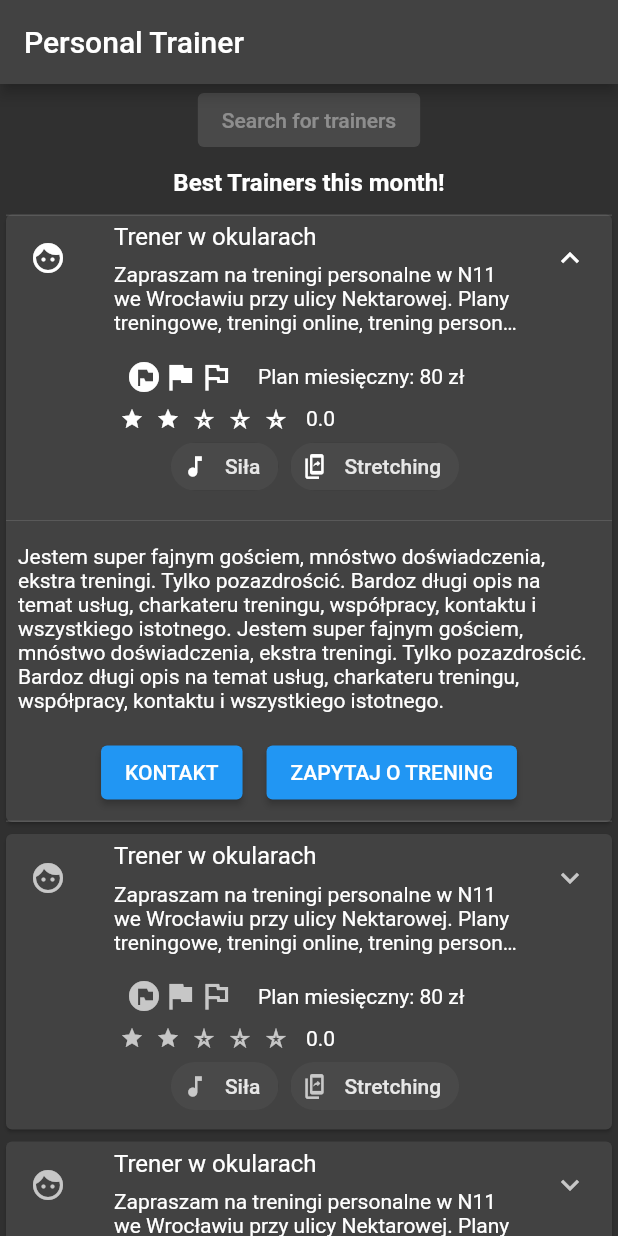
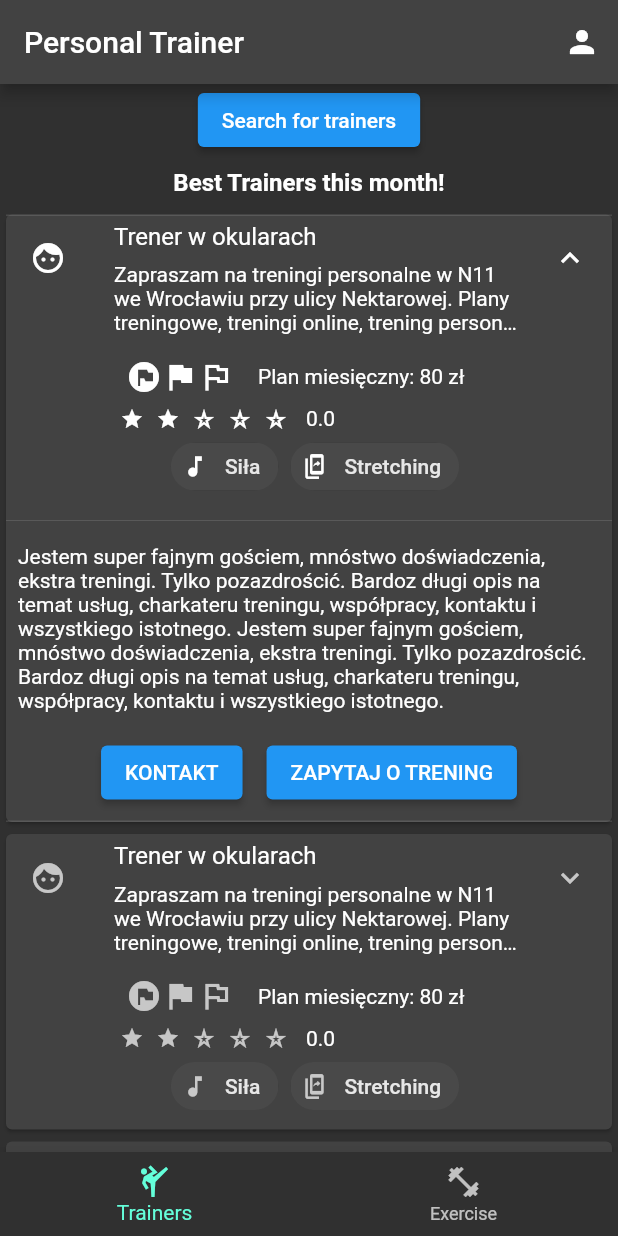
Before and after one commit to PiotrKlis/personal-trainer, a Flutter app: the screen it shows after launch, after a tap on "Trener w okularach", on a phone screen of 412 x 824 dp. Run offline on Flutter 3.47's test engine with Material 2 defaults, Android fonts, the phone set to English and light mode, and no system bars; drawn by our look-alikes of flutter_rating_bar; our stand-ins replace auto_route, cloud_firestore, dio, firebase_auth, firebase_core, flutter_bloc and 10 more; missing offline and left inert: flutter_email_sender, flutter_flavor, flutterfire_ui; accounts and stored records are empty; generated files the repository leaves out were written again.

Commit message:
added navigation to search filter screen, added bottom bar with unfinished navigation to it

```diff
--- a/knowledge_base/backlog.txt
+++ b/knowledge_base/backlog.txt
@@ -4,7 +4,6 @@ MVP
 - Fix firestore saving values
 
 // Trainer search screen
-- add top bar
 - add bottom bar
 - add proper trainer card
 
--- a/lib/app/core/navigation/app_router.dart
+++ b/lib/app/core/navigation/app_router.dart
@@ -4,6 +4,7 @@ import 'package:personal_trainer/app/screen/calendar_exercises/calendar_exercise
 import 'package:personal_trainer/app/screen/client/client_screen.dart';
 import 'package:personal_trainer/app/screen/client_choose/client_choose_screen.dart';
 import 'package:personal_trainer/app/screen/exercise_search/exercise_search_screen.dart';
+import 'package:personal_trainer/app/screen/filter_search/search_filter_screen.dart';
 import 'package:personal_trainer/app/screen/login/login_screen.dart';
 import 'package:personal_trainer/app/screen/login/password_reset_screen.dart';
 import 'package:personal_trainer/app/screen/register/register_screen.dart';
@@ -21,6 +22,7 @@ import 'package:personal_trainer/app/screen/trainer_search/trainer_search_screen
     AutoRoute(page: CalendarExercisesScreen),
     AutoRoute(page: ExerciseSearchScreen),
     AutoRoute(page: PasswordResetScreen),
+    AutoRoute(page: SearchFilterScreen),
   ],
 )
 class $AppRouter {}
--- a/lib/app/screen/trainer_search/event/trainer_search_event.dart
+++ b/lib/app/screen/trainer_search/event/trainer_search_event.dart
@@ -1,7 +1,14 @@
 import 'package:freezed_annotation/freezed_annotation.dart';
+
 part 'trainer_search_event.freezed.dart';
 
 @freezed
 class TrainerSearchEvent with _$TrainerSearchEvent {
   const factory TrainerSearchEvent.init() = Init;
+
+  const factory TrainerSearchEvent.navigateToFilterScreen() =
+      NavigateToFilterScreen;
+
+  const factory TrainerSearchEvent.navigateToExerciseScreen() =
+  NavigateToExerciseScreen;
 }
--- a/lib/app/screen/trainer_search/trainer_search_screen.dart
+++ b/lib/app/screen/trainer_search/trainer_search_screen.dart
@@ -4,18 +4,50 @@ import 'package:flutter_bloc/flutter_bloc.dart';
 import 'package:flutter_rating_bar/flutter_rating_bar.dart';
 import 'package:personal_trainer/app/screen/empty/bloc/empty_bloc.dart';
 import 'package:personal_trainer/app/screen/empty/state/empty_state.dart';
+import 'package:personal_trainer/app/screen/trainer_search/bloc/trainer_search_bloc.dart';
+import 'package:personal_trainer/app/screen/trainer_search/event/trainer_search_event.dart';
+import 'package:personal_trainer/app/screen/trainer_search/state/trainer_search_state.dart';
 import 'package:share_plus/share_plus.dart';
 
 class TrainerSearchScreen extends StatelessWidget {
   @override
   Widget build(BuildContext context) {
     return BlocProvider(
-      create: (context) => EmptyBloc(EmptyState.initial()),
+      create: (context) => TrainerSearchBloc(TrainerSearchState.initial()),
       child: Scaffold(
         appBar: AppBar(
+          actions: [
+            IconButton(
+              icon: const Icon(Icons.person),
+              onPressed: () {
+                //no-op
+              },
+            ),
+          ],
           title: Text("Personal Trainer"),
         ),
         body: TrainerSearchScreenView(),
+        bottomNavigationBar: BottomNavigationBar(
+          onTap: (position) {
+            //TODO I do not work :(
+            if (position == 1) {
+              context
+                  .read<TrainerSearchBloc>()
+                  .add(TrainerSearchEvent.navigateToExerciseScreen());
+            }
+          },
+          items: const <BottomNavigationBarItem>[
+            BottomNavigationBarItem(
+              icon: Icon(Icons.sports_martial_arts),
+              label: 'Trainers',
+            ),
+            BottomNavigationBarItem(
+              icon: Icon(Icons.fitness_center),
+              label: 'Exercise',
+
+            ),
+          ],
+        ),
       ),
     );
   }
@@ -30,7 +62,11 @@ class TrainerSearchScreenView extends StatelessWidget {
         children: [
           Center(
             child: ElevatedButton(
-              onPressed: null,
+              onPressed: () {
+                context
+                    .read<TrainerSearchBloc>()
+                    .add(TrainerSearchEvent.navigateToFilterScreen());
+              },
               child: Text("Search for trainers"),
             ),
           ),
@@ -42,7 +78,7 @@ class TrainerSearchScreenView extends StatelessWidget {
             ),
           ),
           ListView.builder(
-              scrollDirection: Axis.vertical,
+              physics: NeverScrollableScrollPhysics(),
               shrinkWrap: true,
               itemCount: 3,
               itemBuilder: (BuildContext context, int index) {
@@ -95,7 +131,8 @@ class TrainerSearchScreenView extends StatelessWidget {
                                 half: Icon(Icons.star_half),
                                 empty: Icon(Icons.star_rate_outlined),
                               ),
-                                itemPadding: EdgeInsets.symmetric(horizontal: 4.0),
+                              itemPadding:
+                                  EdgeInsets.symmetric(horizontal: 4.0),
                               onRatingUpdate: (rating) {
                                 // setState(() {
                                 //   _rating = rating;
@@ -115,15 +152,14 @@ class TrainerSearchScreenView extends StatelessWidget {
                                 avatar: Icon(Icons.music_note),
                                 label: Text("Siła")),
                             Padding(
-                                padding: const EdgeInsets.only(
-                                    left: 8.0, right: 8.0),
+                              padding:
+                                  const EdgeInsets.only(left: 8.0, right: 8.0),
                               child: Chip(
                                   avatar: Icon(Icons.offline_share),
                                   label: Text("Stretching")),
                             ),
                           ],
                           mainAxisSize: MainAxisSize.min,
-
                         ),
                       ],
                     ),
@@ -140,7 +176,9 @@ class TrainerSearchScreenView extends StatelessWidget {
                           padding: const EdgeInsets.all(8.0),
                           child: ElevatedButton(
                             onPressed: () {
-                                Share.share('check out my website https://example.com', subject: 'Look what I made!');
+                              Share.share(
+                                  'check out my website https://example.com',
+                                  subject: 'Look what I made!');
                             },
                             child: Text("KONTAKT"),
                           ),
@@ -150,7 +188,7 @@ class TrainerSearchScreenView extends StatelessWidget {
                           child: Center(
                             child: ElevatedButton(
                               onPressed: () {
-
+                                // send firebase notification
                               },
                               child: Text("ZAPYTAJ O TRENING"),
                             ),
```
Also changed, not shown: lib/app/screen/filter_search/search_filter_screen.dart (added, +13 -0 lines), lib/app/screen/trainer_search/bloc/trainer_search_bloc.dart (+8 -0 lines), lib/app/core/navigation/app_router.gr.dart, lib/app/screen/trainer_search/event/trainer_search_event.freezed.dart. Lines whose indentation alone changed are shown as unchanged.
